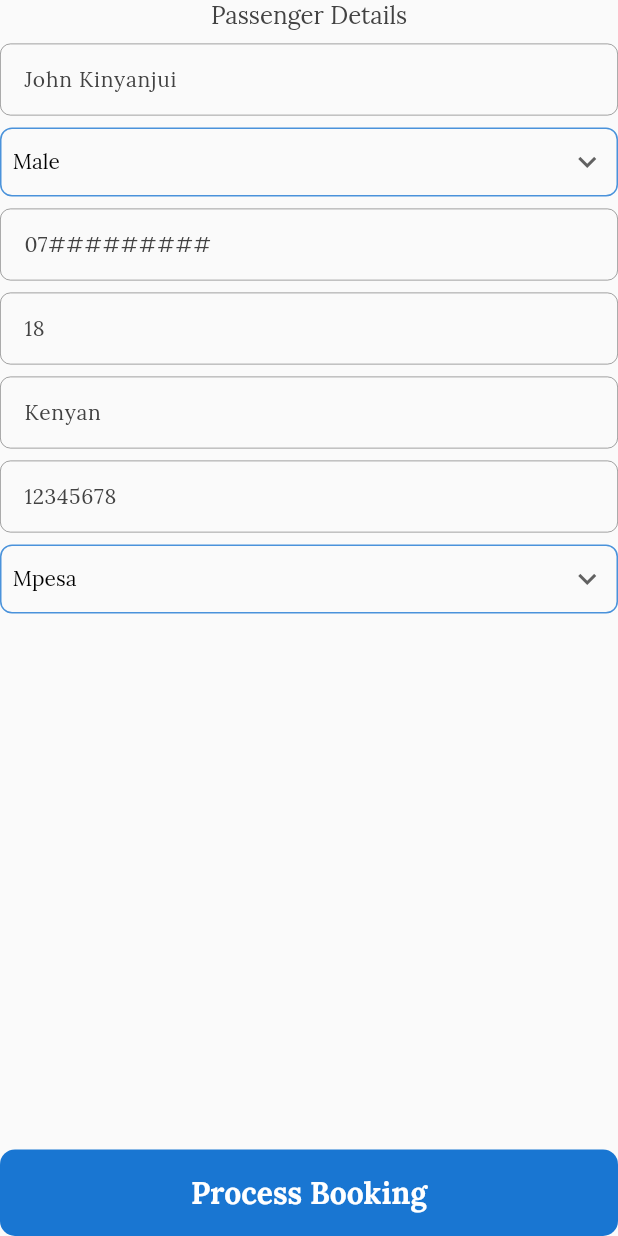
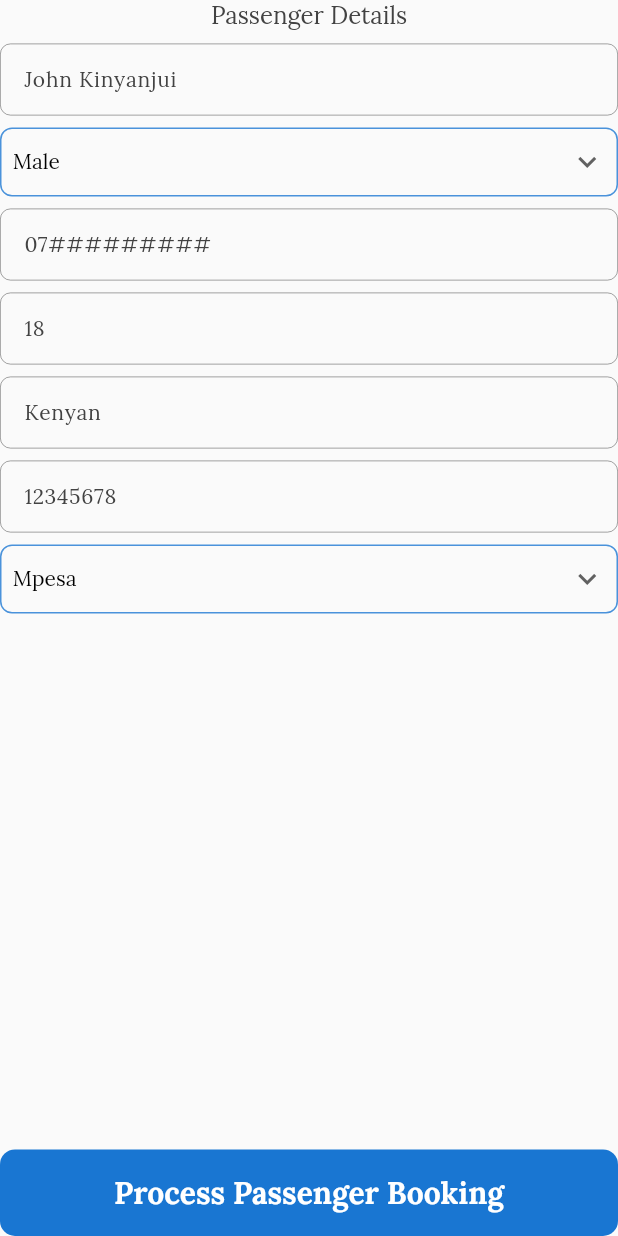
Before and after one commit to Thomasomoke/BUS-POS, a Flutter app: the UserDetails widget shown alone on an empty page, opened directly, on a phone screen of 412 x 824 dp. Run offline on Flutter 3.47's test engine with Material 3 defaults, Android fonts, the light colour scheme and no system bars; our stand-ins replace delightful_toast, flutter_dotenv, go_router, google_fonts, icons_plus, shared_preferences; accounts and stored records are empty; network calls fail.

Commit message:
feat: integrate payment confirmation page after booking

```diff
--- a/lib/features/booking/presentation/components/user_details.dart
+++ b/lib/features/booking/presentation/components/user_details.dart
@@ -4,6 +4,7 @@ import 'package:bus_pos/common/widgets/textfield_widget.dart';
 import 'package:bus_pos/core/config/extensions.dart';
 import 'package:bus_pos/features/booking/models/enum.dart';
 import 'package:bus_pos/features/booking/providers/booking_provider.dart';
+import 'package:bus_pos/features/payments/presentation/payment_confirmation_page.dart';
 import 'package:flutter/material.dart';
 import 'package:provider/provider.dart';
 
@@ -43,11 +44,58 @@ class _UserDetailsState extends State<UserDetails> {
     super.dispose();
   }
 
-  void confirmBooking() {
+  Future<void> confirmBooking() async {
     FocusScope.of(context).unfocus();
     if (_formKey.currentState?.validate() ?? false) {
+      final bookingProvider = context.read<BookingProvider>();
+
+      try {
+        // Prepare passenger data
+        final passengerData = {
+          'name': _nameController.text.trim(),
+          'phone': _phoneController.text.trim(),
+          'age': _ageController.text.trim(),
+          'nationality': _nationalityController.text.trim(),
+          'idNumber': _idController.text.trim(),
+          'gender': gender.name,
+          'paymentMethod': paymentMethod.name,
+          'busId': bookingProvider.selectedBus?.id,
+          'bookingType': bookingProvider.bookingType.name,
+        };
+
+        // Submit booking and get payment details
+        final paymentDetails = await bookingProvider.submitBooking(
+          passengerData,
+        );
+
+        if (paymentDetails != null) {
+          // Navigate to payment confirmation page
+          Navigator.of(context).pushReplacement(
+            MaterialPageRoute(
+              builder: (context) => PaymentConfirmationPage(
+                paymentId: paymentDetails['paymentId']!,
+                initialTransactionId: paymentDetails['transactionId']!,
+              ),
+            ),
+          );
+        }
+      } catch (e) {
+        // Show error message
+        ScaffoldMessenger.of(context).showSnackBar(
+          SnackBar(
+            content: Text('Booking failed: $e'),
+            backgroundColor: Colors.red,
+          ),
+        );
+      }
     } else {
       debugPrint("Validation failed");
+      ScaffoldMessenger.of(context).showSnackBar(
+        const SnackBar(
+          content: Text('Please fill all required fields'),
+          backgroundColor: Colors.orange,
+        ),
+      );
     }
   }
 
@@ -68,17 +116,24 @@ class _UserDetailsState extends State<UserDetails> {
                     spacing: 8.0,
                     children: [
                       Text(
-                        "Passenger Details",
+                        provider.bookingType == BookingType.seat
+                            ? "Passenger Details"
+                            : "Parcel Details",
                         style: Theme.of(context).textTheme.headlineSmall,
                       ),
                       TextfieldWidget(
                         controller: _nameController,
                         focusNode: _nameFocus,
-                        hintText: "John Kinyanjui",
+                        hintText: provider.bookingType == BookingType.seat
+                            ? "John Kinyanjui"
+                            : "Sender Name",
                         isLoading: provider.isLoading,
                         nextFocusNode: _phoneFocus,
-                        labelText: "Passenger",
+                        labelText: provider.bookingType == BookingType.seat
+                            ? "Passenger Name"
+                            : "Sender Name",
                       ),
+                      if (provider.bookingType == BookingType.seat)
                         SelectInput(
                           padding: 5,
                           iconsize: 24,
@@ -102,6 +157,7 @@ class _UserDetailsState extends State<UserDetails> {
                         minimumCharacters: 10,
                         keyboardType: TextInputType.number,
                       ),
+                      if (provider.bookingType == BookingType.seat)
                         TextfieldWidget(
                           controller: _ageController,
                           focusNode: _ageFocus,
@@ -117,7 +173,9 @@ class _UserDetailsState extends State<UserDetails> {
                         hintText: "Kenyan",
                         isLoading: provider.isLoading,
                         nextFocusNode: _idFocus,
-                        labelText: "Nationality",
+                        labelText: provider.bookingType == BookingType.seat
+                            ? "Nationality"
+                            : "Destination",
                         isRequired: false,
                       ),
                       TextfieldWidget(
@@ -125,7 +183,9 @@ class _UserDetailsState extends State<UserDetails> {
                         focusNode: _idFocus,
                         hintText: "12345678",
                         isLoading: provider.isLoading,
-                        labelText: "Identification",
+                        labelText: provider.bookingType == BookingType.seat
+                            ? "Identification"
+                            : "Parcel Description",
                         isRequired: false,
                       ),
                       SelectInput(
@@ -148,7 +208,9 @@ class _UserDetailsState extends State<UserDetails> {
               AppButton(
                 isLoading: provider.isLoading,
                 onPressed: () => confirmBooking(),
-                text: "Process Booking",
+                text: provider.bookingType == BookingType.seat
+                    ? "Process Passenger Booking"
+                    : "Process Parcel Booking",
               ),
             ],
           ),
```
Lines whose indentation alone changed are shown as unchanged.
